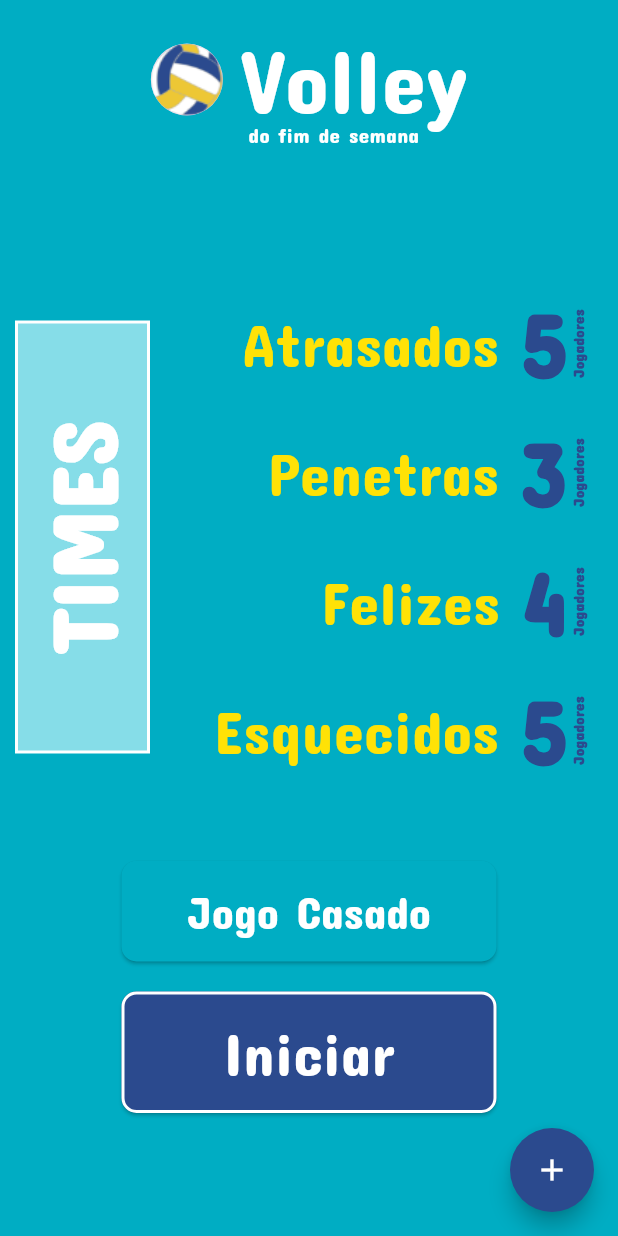
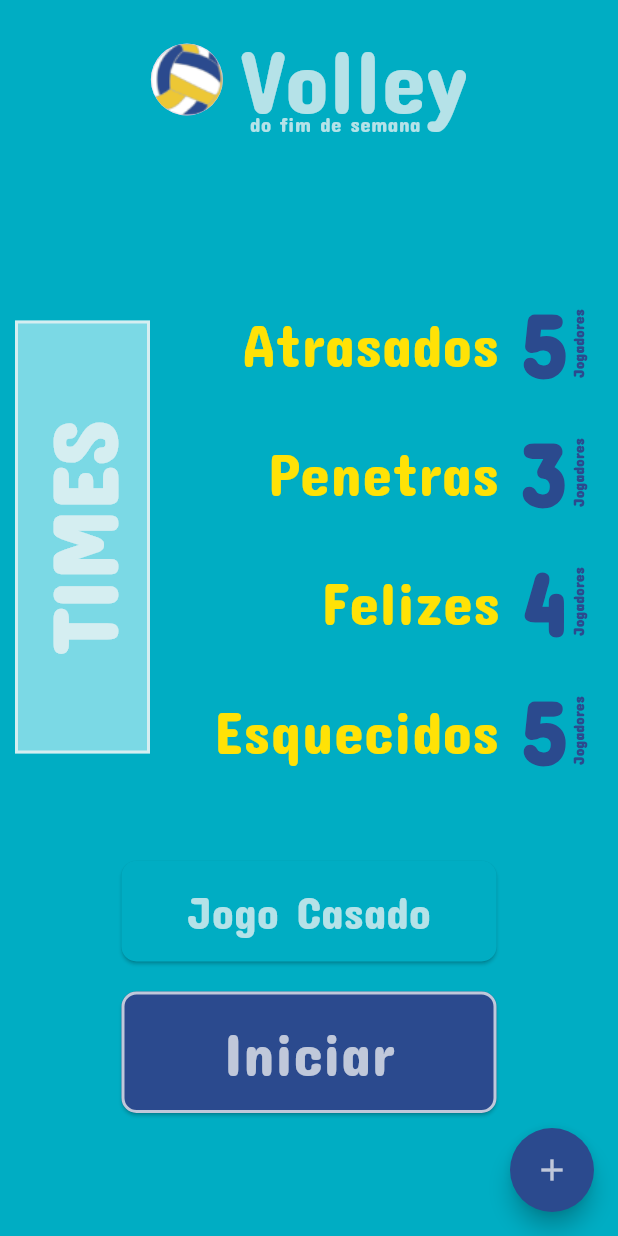
Before and after one commit to clara0904/voley, a Flutter app: the screen it shows after launch, on a phone screen of 412 x 824 dp. Run offline on Flutter 3.47's test engine with Material 3 defaults, Android fonts, the light colour scheme and no system bars.

Commit message:
refactor: padronização de atributos

```diff
--- a/lib/components/components_primary/custom_button.dart
+++ b/lib/components/components_primary/custom_button.dart
@@ -2,16 +2,16 @@ import 'package:flutter/material.dart';
 import 'package:voley_app/theme/colors.dart';
 class CustomButton extends StatelessWidget {
   final String nameButton;
-  final Color backgroundColor;
-  final double textSize;
+  final Color corBackground;
+  final double tamText;
   final bool comBorder;
   final void Function() onPressed;
 
   const CustomButton({
     super.key,
     required this.nameButton,
-    required this.backgroundColor,
-    required this.textSize,
+    required this.corBackground,
+    required this.tamText,
     required this.onPressed,
     this.comBorder = false,
   });
@@ -25,23 +25,23 @@ class CustomButton extends StatelessWidget {
           onPressed();
         },
         style: ElevatedButton.styleFrom(
-          backgroundColor: backgroundColor,
+          backgroundColor: corBackground,
           padding: const EdgeInsets.symmetric(horizontal: 25, vertical: 12),
           minimumSize: const Size(250, 60),
           shape: RoundedRectangleBorder(
             borderRadius: BorderRadius.circular(10),
             side: comBorder
-                ? BorderSide(
-                    color: ColorsApp.fontePrimaria,
-                    width: 2,
-                  )
-                : BorderSide.none,
+              ? BorderSide(
+                  color: ColorsApp.fontePrimaria,
+                  width: 2,
+                )
+              : BorderSide.none,
           ),
         ),
         child: Text(
           nameButton,
           style: TextStyle(
-            fontSize: textSize,
+            fontSize: tamText,
             color: ColorsApp.fontePrimaria,
           ),
         ),
--- a/lib/components/components_primary/header.dart
+++ b/lib/components/components_primary/header.dart
@@ -28,14 +28,13 @@ class Header extends StatelessWidget {
                   ),
                 ),
                 Positioned(
-                  bottom: 6,
-                  left: 5,
+                  bottom: 3,
+                  left: 6,
                   child: Text(
                     'do fim de semana',
                     style: TextStyle(
                       fontSize: 14,
                       color: ColorsApp.fontePrimaria,
-                      height: 0.1,
                     ),
                   ),
                 ),
--- a/lib/components/components_primary/times_list.dart
+++ b/lib/components/components_primary/times_list.dart
@@ -35,10 +35,10 @@ class TimesList extends StatelessWidget {
           const Expanded(
             child: Column(
               children: [
-                TimesPrimary(time: 'Atrasados', sizetime: '5'),
-                TimesPrimary(time: 'Penetras', sizetime: '3'),
-                TimesPrimary(time: 'Felizes', sizetime: '4'),
-                TimesPrimary(time: 'Esquecidos', sizetime: '5'),
+                TimesPrimary(nomeTime: 'Atrasados', jogadores: '5'),
+                TimesPrimary(nomeTime: 'Penetras', jogadores: '3'),
+                TimesPrimary(nomeTime: 'Felizes', jogadores: '4'),
+                TimesPrimary(nomeTime: 'Esquecidos', jogadores: '5'),
               ],
             ),
           ),
--- a/lib/components/components_primary/times_primary.dart
+++ b/lib/components/components_primary/times_primary.dart
@@ -1,13 +1,13 @@
 import 'package:flutter/material.dart';
 import 'package:voley_app/theme/colors.dart';
 class TimesPrimary extends StatelessWidget {
-  final String time;
-  final String sizetime;
+  final String nomeTime;
+  final String jogadores;
 
   const TimesPrimary({
     super.key,
-    required this.time,
-    required this.sizetime,
+    required this.nomeTime,
+    required this.jogadores,
   });
 
   @override
@@ -18,7 +18,7 @@ class TimesPrimary extends StatelessWidget {
         mainAxisAlignment: MainAxisAlignment.end,
         children: [
           Text(
-            time,
+            nomeTime,
             style: TextStyle(
               fontSize: 40,
               color: ColorsApp.fonteTerciaria,
@@ -26,7 +26,7 @@ class TimesPrimary extends StatelessWidget {
           ),
           const SizedBox(width: 15),
           Text(
-            sizetime,
+            jogadores,
             style: TextStyle(
               fontSize: 60,
               color: ColorsApp.fonteSecundaria,
--- a/lib/components/components_third/time_line.dart
+++ b/lib/components/components_third/time_line.dart
@@ -3,8 +3,8 @@ import 'package:voley_app/theme/colors.dart';
 
 class TimeLine extends StatelessWidget {
   final String nomeTime;
-  final String victories;
-  const TimeLine({super.key, required this.nomeTime, required this.victories});
+  final String vitorias;
+  const TimeLine({super.key, required this.nomeTime, required this.vitorias});
 
   @override
   Widget build(BuildContext context) {
@@ -23,7 +23,7 @@ class TimeLine extends StatelessWidget {
                 ),
               ),
               TextSpan(
-                text: victories,
+                text: vitorias,
                 style: TextStyle(
                   fontSize: 30,
                   color: ColorsApp.fonteSecundaria,
--- a/lib/screens/primary_screen.dart
+++ b/lib/screens/primary_screen.dart
@@ -27,15 +27,15 @@ class PrimaryScreen extends StatelessWidget {
 
             CustomButton(
               nameButton: 'Jogo Casado',
-              backgroundColor: ColorsApp.background,
-              textSize: 30,
+              corBackground: ColorsApp.background,
+              tamText: 30,
               onPressed: (){},
             ),
 
             CustomButton(
               nameButton: 'Iniciar',
-              backgroundColor: ColorsApp.fonteSecundaria,
-              textSize: 40,
+              corBackground: ColorsApp.fonteSecundaria,
+              tamText: 40,
               comBorder: true,
               onPressed: () {
                 Navigator.push(
--- a/lib/screens/third_screen.dart
+++ b/lib/screens/third_screen.dart
@@ -55,7 +55,7 @@ class ThirdScreen extends StatelessWidget {
                   Flexible(
                     flex: 1,
                     child: Accessories(
-                      accessorie: Icon(Icons.bar_chart_sharp),
+                      accessorio: Icon(Icons.bar_chart_sharp),
                     ),
                   ),
 
@@ -67,7 +67,7 @@ class ThirdScreen extends StatelessWidget {
                   Flexible(
                     flex: 1,
                     child: Accessories(
-                      accessorie: GameTime(visible: false, minutosJogo: "0:38'", segundosJogo: "24''",)
+                      accessorio: GameTime(visible: false, minutosJogo: "0:38'", segundosJogo: "24''",)
                     ),
                   ),
                 ],
--- a/lib/theme/colors.dart
+++ b/lib/theme/colors.dart
@@ -2,10 +2,10 @@ import 'package:flutter/material.dart';
 
 class ColorsApp {
   static Color background = const Color(0xff00ADC3);
-  static Color fontePrimaria = Colors.white;
+  static Color fontePrimaria = const Color.fromARGB(188, 245, 245, 245);
   static Color fonteSecundaria = const Color(0xff2B4A8E);
   static Color fonteTerciaria = const Color.fromARGB(255, 255, 226, 6);
   static Color quadras = const Color(0xffF77859);
-  static Color backgroundSecundario = const Color(0xffC2F2F8);
-  static Color transparente = const Color.fromARGB(176, 194, 242, 248);
+  static Color backgroundSecundario = const Color.fromARGB(228, 194, 242, 248);
+  static Color transparente = const Color.fromARGB(162, 194, 242, 248);
 }
```
Also changed, not shown: lib/components/components_second/court.dart (+6 -6 lines), lib/components/components_second/list.dart (+9 -9 lines), lib/components/components_second/secondary_button.dart (+5 -5 lines), lib/components/components_second/side_column.dart (+6 -6 lines), lib/components/components_third/accessories.dart (+6 -6 lines), lib/components/components_third/result_list.dart (+12 -12 lines), lib/components/components_third/results_table.dart (+10 -10 lines), lib/components/components_third/victories.dart (+4 -4 lines), lib/components/times.dart (+7 -6 lines), lib/screens/modal_screen.dart (+4 -4 lines), lib/screens/second_screen.dart (+11 -8 lines).
